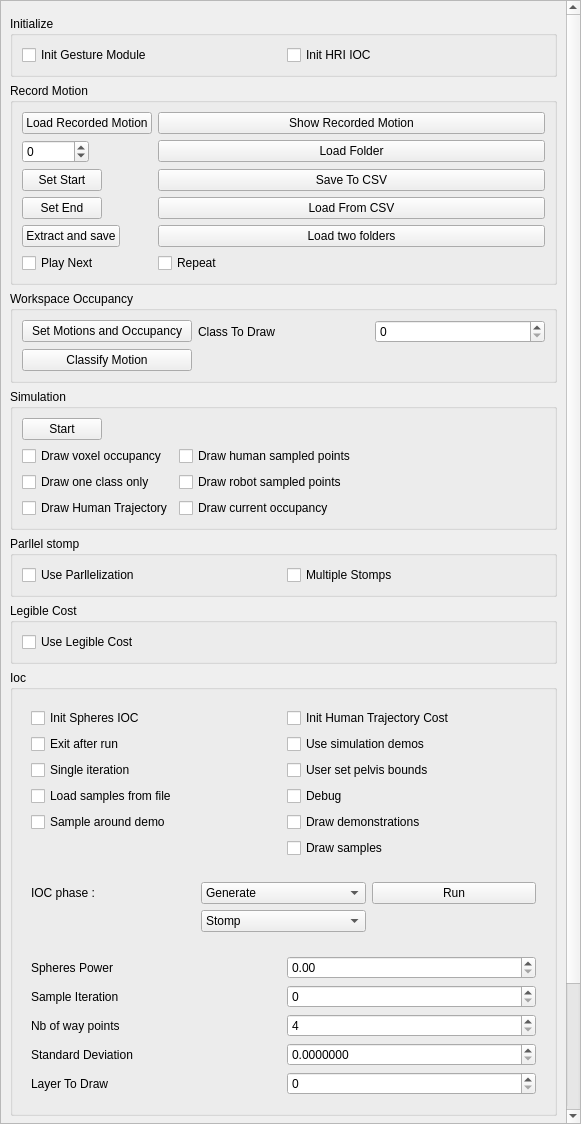
The window that src/move3d-qt-gui-libs/src/qtMainInterface/sideWidgets/qtHriGesture.ui (jmainpri/move3d-studio) describes before a commit, drawn with Qt 5.
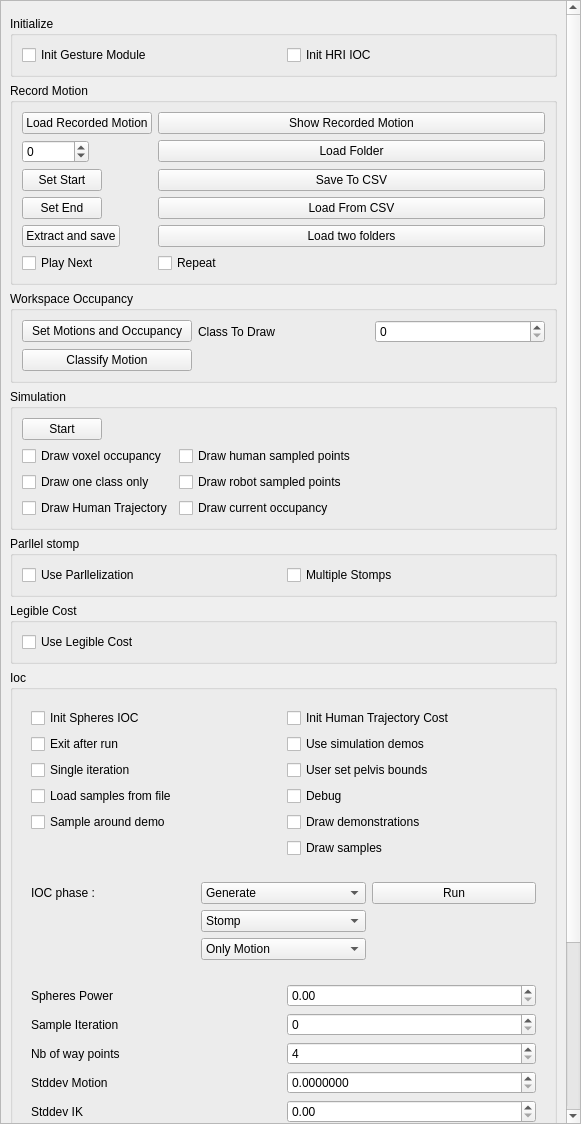
The same window after the commit.

Diff of the .ui file:
```diff
--- a/src/move3d-qt-gui-libs/src/qtMainInterface/sideWidgets/qtHriGesture.ui
+++ b/src/move3d-qt-gui-libs/src/qtMainInterface/sideWidgets/qtHriGesture.ui
@@ -35,9 +35,9 @@
       <property name="geometry">
        <rect>
         <x>0</x>
-        <y>0</y>
+        <y>-292</y>
         <width>563</width>
-        <height>1348</height>
+        <height>1414</height>
        </rect>
       </property>
       <layout class="QVBoxLayout" name="verticalLayout_24">
@@ -471,6 +471,25 @@
                </item>
               </widget>
              </item>
+             <item row="2" column="2">
+              <widget class="QComboBox" name="comboBoxIK">
+               <item>
+                <property name="text">
+                 <string>Only Motion</string>
+                </property>
+               </item>
+               <item>
+                <property name="text">
+                 <string>Only IK</string>
+                </property>
+               </item>
+               <item>
+                <property name="text">
+                 <string>IK+Motion</string>
+                </property>
+               </item>
+              </widget>
+             </item>
             </layout>
            </widget>
           </item>
@@ -497,7 +516,7 @@
              <item row="3" column="0">
               <widget class="QLabel" name="label_6">
                <property name="text">
-                <string>Standard Deviation</string>
+                <string>Stddev Motion</string>
                </property>
               </widget>
              </item>
@@ -529,18 +548,28 @@
                </property>
               </widget>
              </item>
+             <item row="5" column="1">
+              <widget class="QSpinBox" name="spinBoxSphereLayerToDraw"/>
+             </item>
              <item row="0" column="1">
               <widget class="QDoubleSpinBox" name="doubleSpinBoxSpherePower"/>
              </item>
-             <item row="4" column="0">
+             <item row="5" column="0">
               <widget class="QLabel" name="label_7">
                <property name="text">
                 <string>Layer To Draw</string>
                </property>
               </widget>
              </item>
+             <item row="4" column="0">
+              <widget class="QLabel" name="label_8">
+               <property name="text">
+                <string>Stddev IK</string>
+               </property>
+              </widget>
+             </item>
              <item row="4" column="1">
-              <widget class="QSpinBox" name="spinBoxSphereLayerToDraw"/>
+              <widget class="QDoubleSpinBox" name="doubleSpinBoxStandardDevIK"/>
              </item>
             </layout>
            </widget>
```
Left out of the diff: 14 changed lines with no effect on the pictures.
